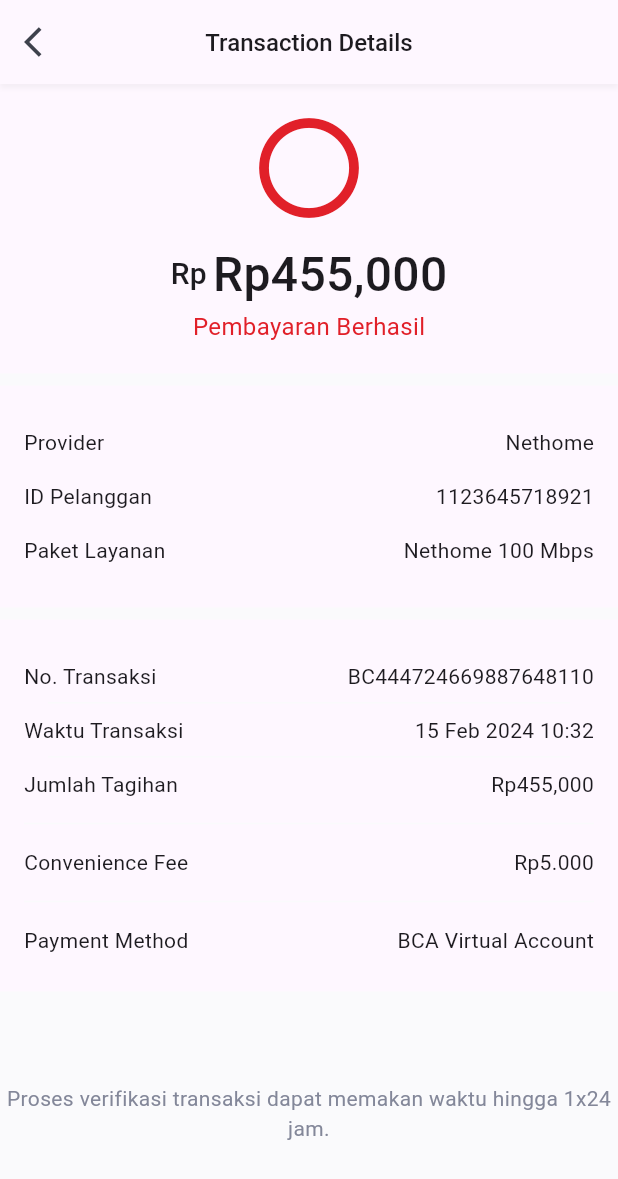
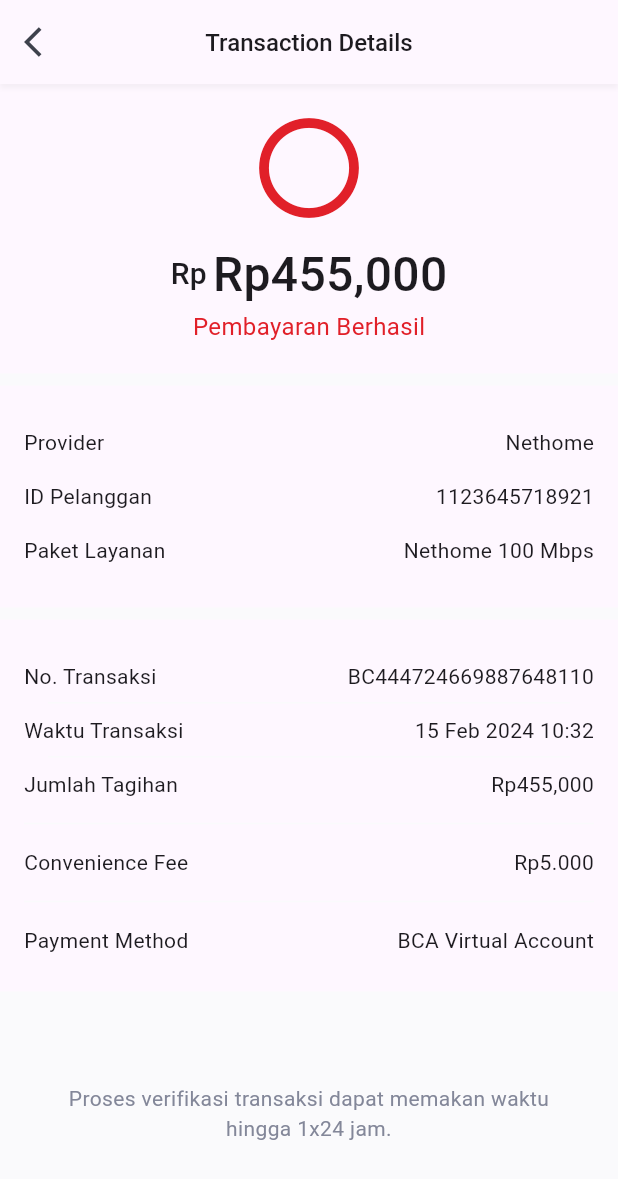
Before and after one commit to egasa21/mobile-test, a Flutter app: the TransactionDetailScreen screen opened directly with sample values from the repository, on a phone screen of 412 x 824 dp. Shown: the top 1179 px of the screen. Run offline on Flutter 3.47's test engine with Material 3 defaults, Android fonts, the light colour scheme and no system bars.

Commit message:
modify horizontal padding

```diff
--- a/lib/presentation/screens/transaction_detail_screen.dart
+++ b/lib/presentation/screens/transaction_detail_screen.dart
@@ -119,7 +119,7 @@ class TransactionDetailScreen extends StatelessWidget {
               color: const Color(0xFFFAFAFC),
               alignment: Alignment.center,
               child: const Padding(
-                padding: EdgeInsets.symmetric(vertical: 16.0),
+                padding: EdgeInsets.symmetric(vertical: 16.0, horizontal: 40.0),
                 child: Text(
                   "Proses verifikasi transaksi dapat memakan waktu hingga 1x24 jam.",
                   textAlign: TextAlign.center,
```
